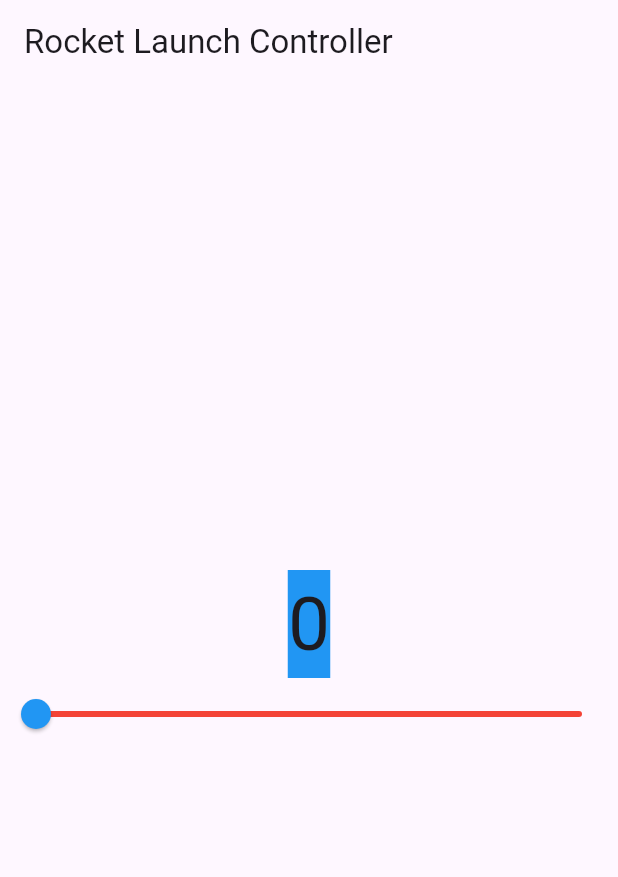
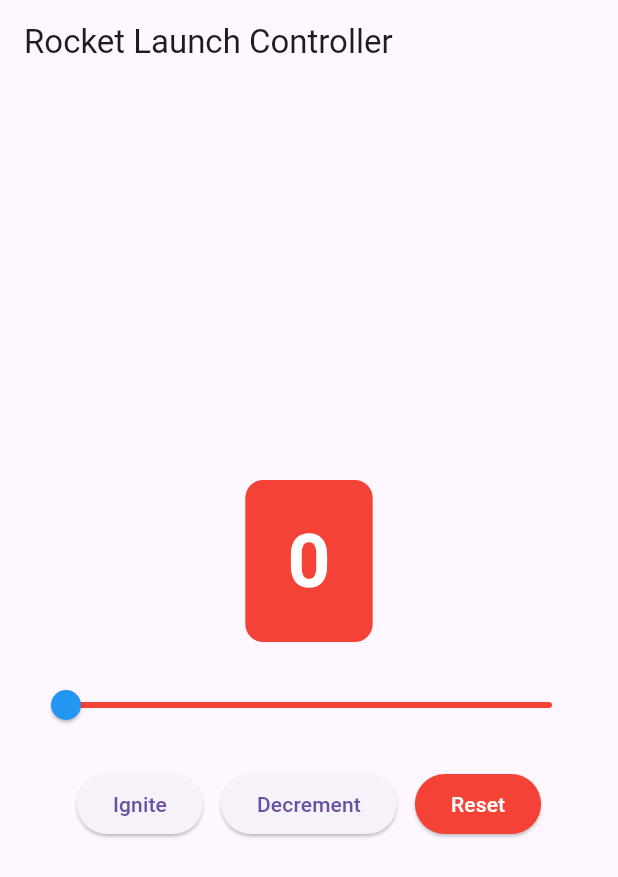
Before and after one commit to Phyvlik/stateful_rocket_activity_6, a Flutter app: the screen it shows after launch, on a phone screen of 412 x 824 dp. Shown: the top 877 px of the screen. Run offline on Flutter 3.47's test engine with Material 3 defaults, Android fonts, the light colour scheme and no system bars.

Commit message:
feat: add liftoff logic and edge case validation

```diff
--- a/lib/main.dart
+++ b/lib/main.dart
@@ -23,11 +23,40 @@ class CounterWidget extends StatefulWidget {
 }
 
 class _CounterWidgetState extends State<CounterWidget> {
-  // set counter value
   int _counter = 0;
+
+  Color _statusColor() {
+    if (_counter == 0) return Colors.red;
+    if (_counter <= 50) return Colors.orange;
+    return Colors.green;
+  }
+
+  void _ignite() {
+    setState(() {
+      if (_counter < 100) {
+        _counter++;
+      }
+    });
+  }
+
+  void _decrement() {
+    setState(() {
+      if (_counter > 0) {
+        _counter--;
+      }
+    });
+  }
+
+  void _reset() {
+    setState(() {
+      _counter = 0;
+    });
+  }
 
   @override
   Widget build(BuildContext context) {
+    final Color panelColor = _statusColor();
+
     return Scaffold(
       appBar: AppBar(
         title: const Text('Rocket Launch Controller'),
@@ -37,14 +66,26 @@ class _CounterWidgetState extends State<CounterWidget> {
         children: [
           Center(
             child: Container(
-              color: Colors.blue,
+              padding:
+                  const EdgeInsets.symmetric(horizontal: 28, vertical: 18),
+              decoration: BoxDecoration(
+                color: panelColor,
+                borderRadius: BorderRadius.circular(12),
+              ),
               child: Text(
-                '$_counter',
-                style: const TextStyle(fontSize: 50.0),
+                _counter == 100 ? "LIFTOFF!" : '$_counter',
+                style: const TextStyle(
+                  fontSize: 50.0,
+                  color: Colors.white,
+                  fontWeight: FontWeight.bold,
                 ),
               ),
             ),
-          Slider(
+          ),
+          const SizedBox(height: 18),
+          Padding(
+            padding: const EdgeInsets.symmetric(horizontal: 20),
+            child: Slider(
               min: 0,
               max: 100,
               value: _counter.toDouble(),
@@ -56,6 +97,31 @@ class _CounterWidgetState extends State<CounterWidget> {
               activeColor: Colors.blue,
               inactiveColor: Colors.red,
             ),
+          ),
+          const SizedBox(height: 18),
+          Row(
+            mainAxisAlignment: MainAxisAlignment.center,
+            children: [
+              ElevatedButton(
+                onPressed: _ignite,
+                child: const Text('Ignite'),
+              ),
+              const SizedBox(width: 12),
+              ElevatedButton(
+                onPressed: _decrement,
+                child: const Text('Decrement'),
+              ),
+              const SizedBox(width: 12),
+              ElevatedButton(
+                onPressed: _reset,
+                style: ElevatedButton.styleFrom(
+                  backgroundColor: Colors.red,
+                  foregroundColor: Colors.white,
+                ),
+                child: const Text('Reset'),
+              ),
+            ],
+          ),
         ],
       ),
     );
```
Also changed, not shown: pubspec.lock. Lines whose indentation alone changed are shown as unchanged.
